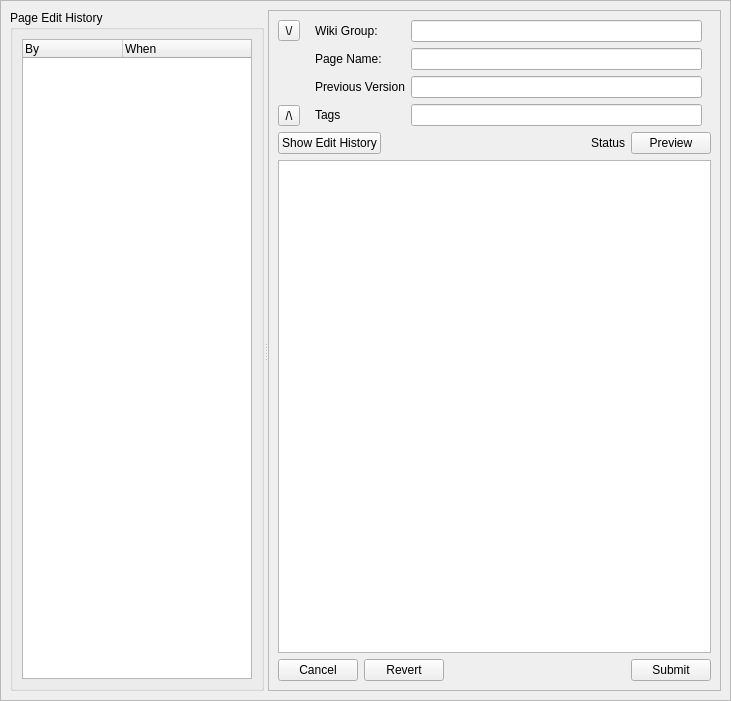
First picture: the form in retroshare-gui/src/gui/WikiPoos/WikiEditDialog.ui, repository RetroShare/RetroShare, before the edit.
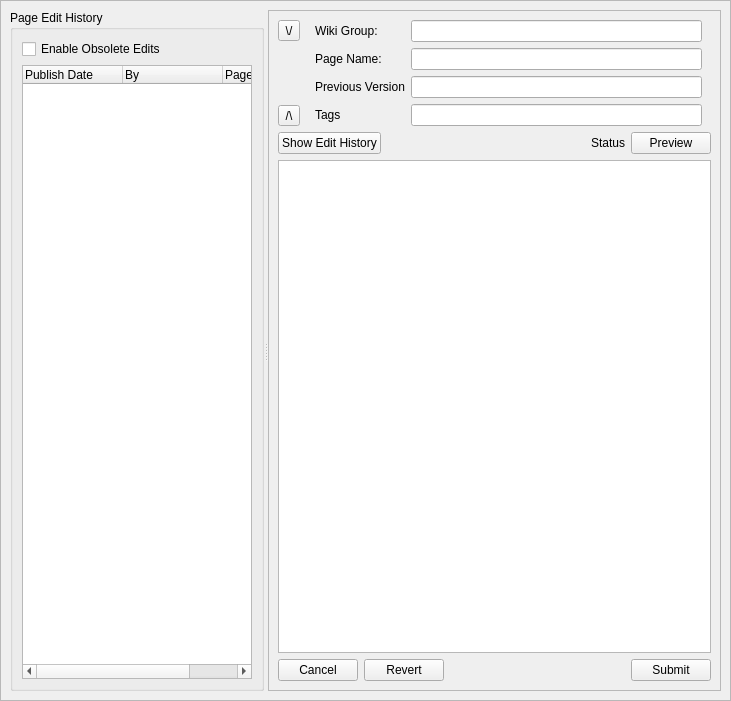
Second picture: the form after the edit. Custom widgets are drawn as their Qt base class.

Commit message: More improvements to Wiki, mainly EditMode.  - Fixed display of Edit History. (Date, Author, PageId)  - Added GxsId for Author Display.  - Enabled/Disabled History depending on Modification & oldHistory flags.  - Fixed bug where preview triggered Modification Flag.  - Switched WikiDialog to Rendered Mode, and removed spacer.

The edit to the form file:
```diff
--- a/retroshare-gui/src/gui/WikiPoos/WikiEditDialog.ui
+++ b/retroshare-gui/src/gui/WikiPoos/WikiEditDialog.ui
@@ -54,9 +54,21 @@
          <property name="title">
           <string>Page Edit History</string>
          </property>
-         <layout class="QVBoxLayout" name="verticalLayout_3" stretch="0">
+         <layout class="QVBoxLayout" name="verticalLayout_3" stretch="0,0">
+          <item>
+           <widget class="QCheckBox" name="checkBox_OldHistory">
+            <property name="text">
+             <string>Enable Obsolete Edits</string>
+            </property>
+           </widget>
+          </item>
           <item>
            <widget class="QTreeWidget" name="treeWidget_History">
+            <column>
+             <property name="text">
+              <string>Publish Date</string>
+             </property>
+            </column>
             <column>
              <property name="text">
               <string>By</string>
@@ -64,7 +76,7 @@
             </column>
             <column>
              <property name="text">
-              <string>When</string>
+              <string>PageId</string>
              </property>
             </column>
            </widget>
```
The commit also changes 4 other files.
